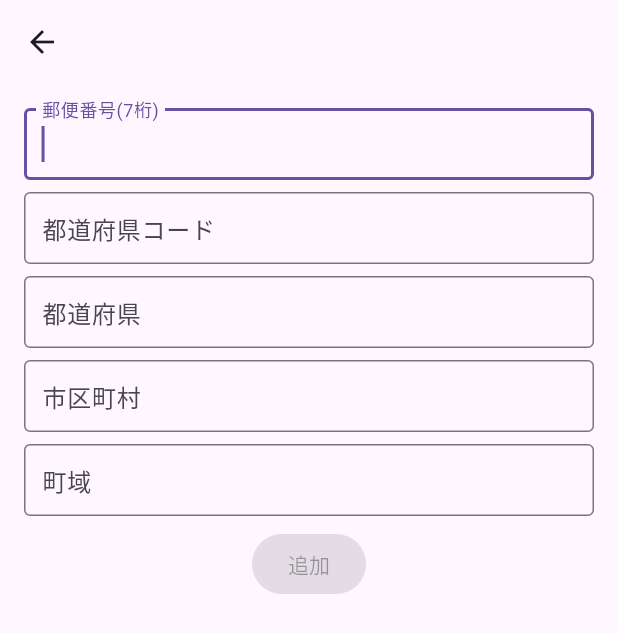
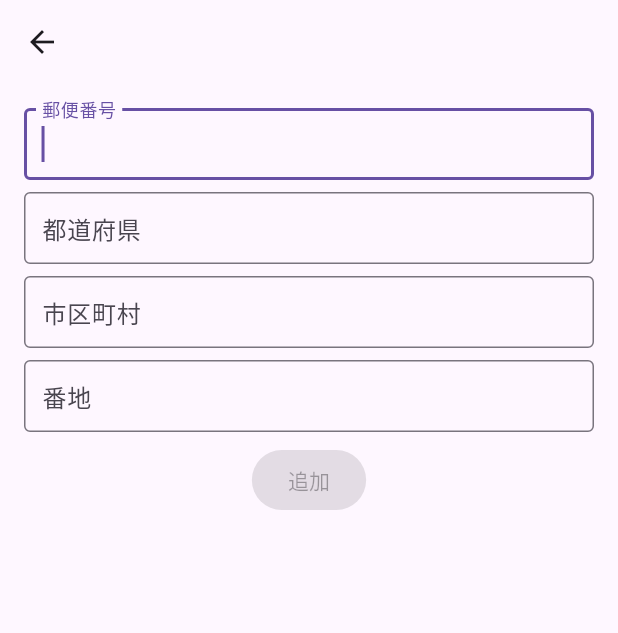
Before and after one commit to DaigoWakabayashi/flutter_address_input, a Flutter app: the AddPage screen opened directly, on a phone screen of 412 x 824 dp. Shown: the top 633 px of the screen. Run offline on Flutter 3.47's test engine with Material 3 defaults, Android fonts, the phone set to English and light mode, and no system bars; our stand-ins replace cloud_firestore, firebase_core, flutter_hooks, gap, hooks_riverpod; accounts and stored records are empty.

Commit message:
delete: prefCode は入力する必要がないので削除

```diff
--- a/lib/models/address.dart
+++ b/lib/models/address.dart
@@ -10,14 +10,6 @@ final class Address {
   ///
   final String zipcode;
 
-  /// 都道府県コード
-  ///
-  /// JIS X 0401 に定められた2桁の都道府県コード。
-  ///
-  /// https://www.soumu.go.jp/denshijiti/code.html
-  ///
-  final String prefcode;
-
   /// 都道府県名
   final String address1;
 
@@ -29,7 +21,6 @@ final class Address {
 
   Address({
     required this.zipcode,
-    required this.prefcode,
     required this.address1,
     required this.address2,
     required this.address3,
@@ -38,7 +29,6 @@ final class Address {
   factory Address.fromJson(Map<String, dynamic> json) {
     return Address(
       zipcode: json['zipcode'],
-      prefcode: json['prefcode'],
       address1: json['address1'],
       address2: json['address2'],
       address3: json['address3'],
--- a/lib/pages/add_page.dart
+++ b/lib/pages/add_page.dart
@@ -11,13 +11,11 @@ class AddPage extends HookWidget {
   Widget build(BuildContext context) {
     // Controller
     final zipcodeController = useTextEditingController();
-    final prefcodeController = useTextEditingController();
     final address1Controller = useTextEditingController();
     final address2Controller = useTextEditingController();
     final address3Controller = useTextEditingController();
     // FocusNode
     final zipcodeFocusNode = useFocusNode();
-    final prefcodeFocusNode = useFocusNode();
     final address1FocusNode = useFocusNode();
     final address2FocusNode = useFocusNode();
     final address3FocusNode = useFocusNode();
@@ -25,10 +23,6 @@ class AddPage extends HookWidget {
     final isValidZipcode = useListenableSelector(
       zipcodeController,
       () => zipcodeController.text.isNotEmpty,
-    );
-    final isValidPrefcode = useListenableSelector(
-      prefcodeController,
-      () => prefcodeController.text.isNotEmpty,
     );
     final isValidAddress1 = useListenableSelector(
       address1Controller,
@@ -42,11 +36,8 @@ class AddPage extends HookWidget {
       address3Controller,
       () => address3Controller.text.isNotEmpty,
     );
-    final buttonEnabled = isValidZipcode &&
-        isValidPrefcode &&
-        isValidAddress1 &&
-        isValidAddress2 &&
-        isValidAddress3;
+    final buttonEnabled =
+        isValidZipcode && isValidAddress1 && isValidAddress2 && isValidAddress3;
     // Effect
     useEffect(() {
       zipcodeFocusNode.requestFocus();
@@ -57,7 +48,6 @@ class AddPage extends HookWidget {
       final navigator = Navigator.of(context);
       await FirebaseFirestore.instance.collection('addresses').add({
         'zipcode': zipcodeController.text,
-        'prefcode': prefcodeController.text,
         'address1': address1Controller.text,
         'address2': address2Controller.text,
         'address3': address3Controller.text,
@@ -71,25 +61,19 @@ class AddPage extends HookWidget {
       body: Padding(
         padding: const EdgeInsets.symmetric(horizontal: 16),
         child: Column(
+          crossAxisAlignment: CrossAxisAlignment.start,
           children: [
             const Gap(16),
             TextFormField(
               controller: zipcodeController,
               focusNode: zipcodeFocusNode,
-              decoration: const InputDecoration(labelText: '郵便番号(7桁)'),
-              onEditingComplete: () => prefcodeFocusNode.requestFocus(),
+              decoration: const InputDecoration(labelText: '郵便番号'),
+              onEditingComplete: () => address1FocusNode.requestFocus(),
               keyboardType: TextInputType.number,
               inputFormatters: [
                 LengthLimitingTextInputFormatter(7),
                 FilteringTextInputFormatter.digitsOnly,
               ],
-            ),
-            const Gap(8),
-            TextFormField(
-              controller: prefcodeController,
-              focusNode: prefcodeFocusNode,
-              decoration: const InputDecoration(labelText: '都道府県コード'),
-              onEditingComplete: () => address1FocusNode.requestFocus(),
             ),
             const Gap(8),
             TextFormField(
@@ -109,13 +93,15 @@ class AddPage extends HookWidget {
             TextFormField(
               controller: address3Controller,
               focusNode: address3FocusNode,
-              decoration: const InputDecoration(labelText: '町域'),
+              decoration: const InputDecoration(labelText: '番地'),
               onEditingComplete: () => FocusScope.of(context).unfocus(),
             ),
             const Gap(8),
-            ElevatedButton(
-              onPressed: buttonEnabled ? add : null,
-              child: const Text('追加'),
+            Center(
+              child: ElevatedButton(
+                onPressed: buttonEnabled ? add : null,
+                child: const Text('追加'),
+              ),
             ),
           ],
         ),
```
